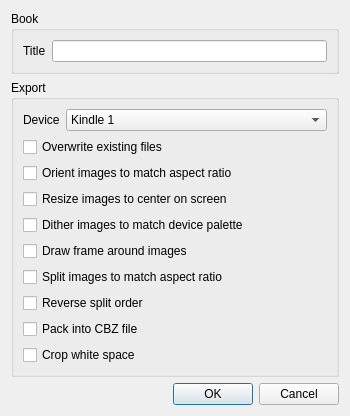
Before: the Qt Designer form dev/ui/options.ui in proDOOMman/Mangle, drawn with Qt 5.
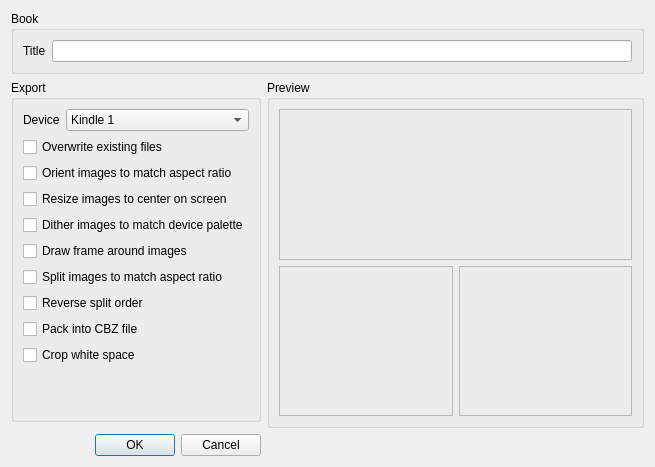
After: the same form once the commit is applied. Icons and pictures are not drawn.

Commit message: Options preview: initial commit

```diff
--- a/dev/ui/options.ui
+++ b/dev/ui/options.ui
@@ -6,15 +6,15 @@
    <rect>
     <x>0</x>
     <y>0</y>
-    <width>350</width>
-    <height>394</height>
+    <width>655</width>
+    <height>467</height>
    </rect>
   </property>
   <property name="windowTitle">
    <string>Options</string>
   </property>
-  <layout class="QVBoxLayout" name="verticalLayout">
-   <item>
+  <layout class="QGridLayout" name="gridLayout" columnstretch="0,1">
+   <item row="0" column="0" colspan="2">
     <widget class="QGroupBox" name="groupBox">
      <property name="title">
       <string>Book</string>
@@ -36,8 +36,14 @@
      </layout>
     </widget>
    </item>
-   <item>
+   <item row="1" column="0">
     <widget class="QGroupBox" name="groupBox_2">
+     <property name="sizePolicy">
+      <sizepolicy hsizetype="Expanding" vsizetype="Preferred">
+       <horstretch>0</horstretch>
+       <verstretch>0</verstretch>
+      </sizepolicy>
+     </property>
      <property name="title">
       <string>Export</string>
      </property>
@@ -145,29 +151,128 @@
         </property>
        </widget>
       </item>
+      <item>
+       <spacer name="verticalSpacer">
+        <property name="orientation">
+         <enum>Qt::Vertical</enum>
+        </property>
+        <property name="sizeHint" stdset="0">
+         <size>
+          <width>20</width>
+          <height>40</height>
+         </size>
+        </property>
+       </spacer>
+      </item>
      </layout>
     </widget>
    </item>
-   <item>
-    <spacer name="verticalSpacer">
-     <property name="orientation">
-      <enum>Qt::Vertical</enum>
-     </property>
-     <property name="sizeHint" stdset="0">
-      <size>
-       <width>20</width>
-       <height>40</height>
-      </size>
-     </property>
-    </spacer>
-   </item>
-   <item>
+   <item row="3" column="0">
     <widget class="QDialogButtonBox" name="buttonBox">
      <property name="standardButtons">
       <set>QDialogButtonBox::Cancel|QDialogButtonBox::Ok</set>
      </property>
     </widget>
    </item>
+   <item row="1" column="1" rowspan="2">
+    <widget class="QGroupBox" name="groupBox_3">
+     <property name="sizePolicy">
+      <sizepolicy hsizetype="Preferred" vsizetype="Preferred">
+       <horstretch>0</horstretch>
+       <verstretch>0</verstretch>
+      </sizepolicy>
+     </property>
+     <property name="title">
+      <string>Preview</string>
+     </property>
+     <layout class="QGridLayout" name="gridLayout_2">
+      <item row="0" column="0" colspan="2">
+       <widget class="QLabel" name="prevOrig">
+        <property name="sizePolicy">
+         <sizepolicy hsizetype="Ignored" vsizetype="Ignored">
+          <horstretch>0</horstretch>
+          <verstretch>0</verstretch>
+         </sizepolicy>
+        </property>
+        <property name="baseSize">
+         <size>
+          <width>0</width>
+          <height>0</height>
+         </size>
+        </property>
+        <property name="toolTip">
+         <string>Before</string>
+        </property>
+        <property name="frameShape">
+         <enum>QFrame::StyledPanel</enum>
+        </property>
+        <property name="text">
+         <string/>
+        </property>
+        <property name="pixmap">
+         <pixmap resource="../res/resources.qrc">:/img/preview/page.png</pixmap>
+        </property>
+        <property name="scaledContents">
+         <bool>true</bool>
+        </property>
+        <property name="alignment">
+         <set>Qt::AlignCenter</set>
+        </property>
+       </widget>
+      </item>
+      <item row="1" column="0">
+       <widget class="QLabel" name="prevPage1">
+        <property name="sizePolicy">
+         <sizepolicy hsizetype="Ignored" vsizetype="Ignored">
+          <horstretch>0</horstretch>
+          <verstretch>0</verstretch>
+         </sizepolicy>
+        </property>
+        <property name="toolTip">
+         <string>After: page 1</string>
+        </property>
+        <property name="frameShape">
+         <enum>QFrame::StyledPanel</enum>
+        </property>
+        <property name="text">
+         <string/>
+        </property>
+        <property name="scaledContents">
+         <bool>true</bool>
+        </property>
+        <property name="alignment">
+         <set>Qt::AlignCenter</set>
+        </property>
+       </widget>
+      </item>
+      <item row="1" column="1">
+       <widget class="QLabel" name="prevPage2">
+        <property name="sizePolicy">
+         <sizepolicy hsizetype="Ignored" vsizetype="Ignored">
+          <horstretch>0</horstretch>
+          <verstretch>0</verstretch>
+         </sizepolicy>
+        </property>
+        <property name="toolTip">
+         <string>After: page 2</string>
+        </property>
+        <property name="frameShape">
+         <enum>QFrame::StyledPanel</enum>
+        </property>
+        <property name="text">
+         <string/>
+        </property>
+        <property name="scaledContents">
+         <bool>true</bool>
+        </property>
+        <property name="alignment">
+         <set>Qt::AlignCenter</set>
+        </property>
+       </widget>
+      </item>
+     </layout>
+    </widget>
+   </item>
   </layout>
  </widget>
  <resources/>
```
Left out of the diff: 4 changed lines with no effect on the pictures. The commit also changes 13 other files.
